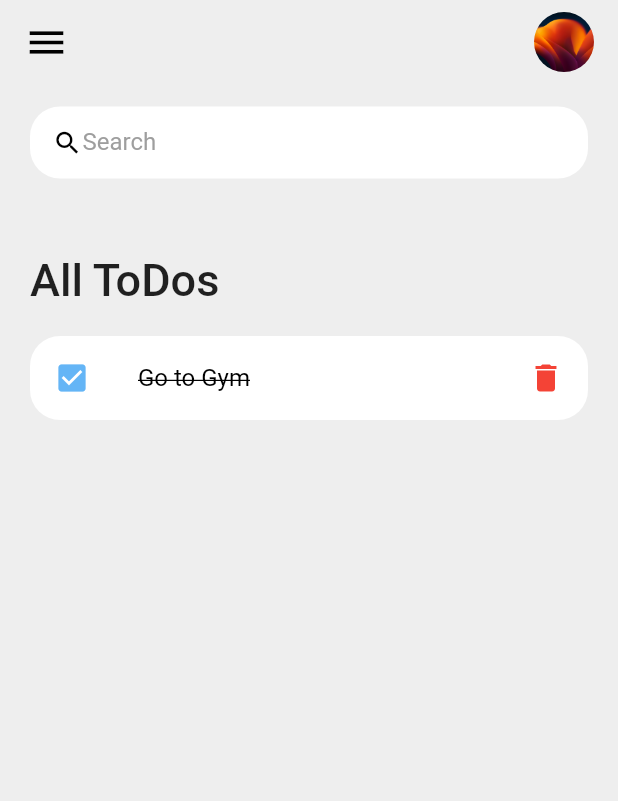
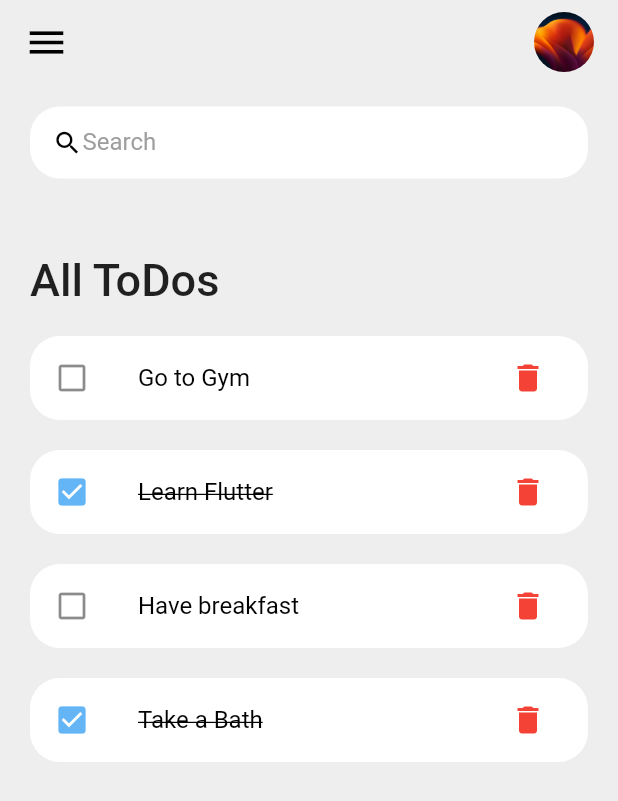
Before and after one commit to Sxmxrth/ToDo-App-flutter, a Flutter app: the screen it shows after launch, on a phone screen of 412 x 824 dp. Shown: the top 801 px of the screen. Run offline on Flutter 3.47's test engine with Material 2 defaults, Android fonts, the phone set to English and light mode, and no system bars.

Commit message:
made the line thru dynamic

```diff
--- /dev/null
+++ b/to_do_app/lib/model/todo.dart
@@ -0,0 +1,20 @@
+class ToDo {
+  String? id;
+  String? toDoText;
+  bool isDone;
+
+  ToDo({
+    required this.id,
+    required this.toDoText,
+    this.isDone = false,
+  });
+
+  static List<ToDo> todoList() {
+    return [
+      ToDo(id: "01", toDoText: "Go to Gym", isDone: false),
+      ToDo(id: "02", toDoText: "Learn Flutter", isDone: true),
+      ToDo(id: "03", toDoText: "Have breakfast", isDone: false),
+      ToDo(id: "04", toDoText: "Take a Bath", isDone: true),
+    ];
+  }
+}
--- a/to_do_app/lib/screens/home.dart
+++ b/to_do_app/lib/screens/home.dart
@@ -1,10 +1,13 @@
 // ignore_for_file: unused_import, prefer_const_constructors, avoid_unnecessary_containers, prefer_const_literals_to_create_immutables, sized_box_for_whitespace
 
 import 'package:flutter/material.dart';
+import 'package:to_do_app/model/todo.dart';
 import 'package:to_do_app/widgets/todo_items.dart';
 
 class Home extends StatelessWidget {
-  const Home({super.key});
+  Home({super.key});
+
+  final todolist = ToDo.todoList();
 
   @override
   Widget build(BuildContext context) {
@@ -27,7 +30,7 @@ class Home extends StatelessWidget {
                           TextStyle(fontSize: 30, fontWeight: FontWeight.w500),
                     ),
                   ),
-                  toDoItem(),
+                  for (ToDo todoo in todolist) toDoItem(todo: todoo)
                 ],
               ),
             )
--- a/to_do_app/lib/widgets/todo_items.dart
+++ b/to_do_app/lib/widgets/todo_items.dart
@@ -1,34 +1,43 @@
 // ignore_for_file: prefer_const_constructors, camel_case_types, avoid_unnecessary_containers
 
-import 'package:flutter/src/widgets/framework.dart';
-import 'package:flutter/src/widgets/placeholder.dart';
-
 import 'package:flutter/material.dart';
+import 'package:to_do_app/model/todo.dart';
 
 class toDoItem extends StatelessWidget {
-  const toDoItem({super.key});
+  final ToDo todo;
+  const toDoItem({Key? key, required this.todo}) : super(key: key);
 
   @override
   Widget build(BuildContext context) {
     return Container(
+      margin: EdgeInsets.only(bottom: 20),
       child: ListTile(
-        onTap: () {},
+        onTap: () {
+          print("Clicked on list item");
+        },
         shape: RoundedRectangleBorder(borderRadius: BorderRadius.circular(20)),
         tileColor: Colors.white,
-        leading: Icon(
-          Icons.check_box,
-          color: Colors.blue[300],
-        ),
+        leading: todo.isDone
+            ? Icon(
+                Icons.check_box,
+                color: Colors.blue[300],
+              )
+            : Icon(Icons.check_box_outline_blank),
         title: Text(
-          "Go to Gym",
+          todo.toDoText!,
           style: TextStyle(
               fontSize: 16,
               color: Colors.black,
-              decoration: TextDecoration.lineThrough),
+              decoration: todo.isDone ? TextDecoration.lineThrough : null),
         ),
-        trailing: Icon(
-          Icons.delete,
-          color: Colors.red,
+        trailing: IconButton(
+          onPressed: () {
+            print("Clicked on delete button");
+          },
+          icon: Icon(
+            Icons.delete,
+            color: Colors.red,
+          ),
         ),
       ),
     );
```
